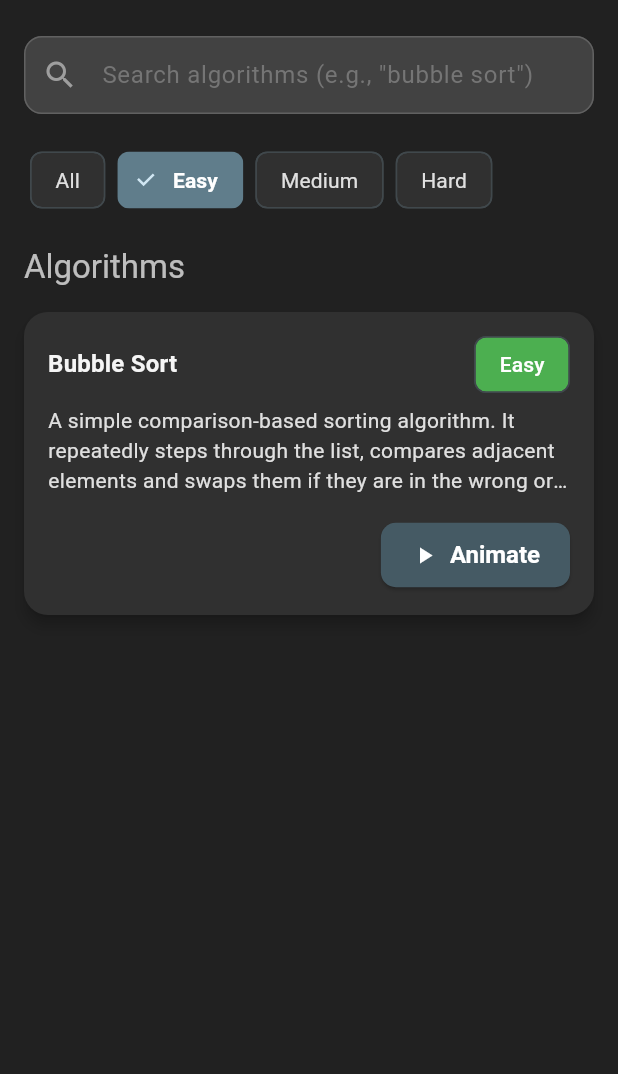
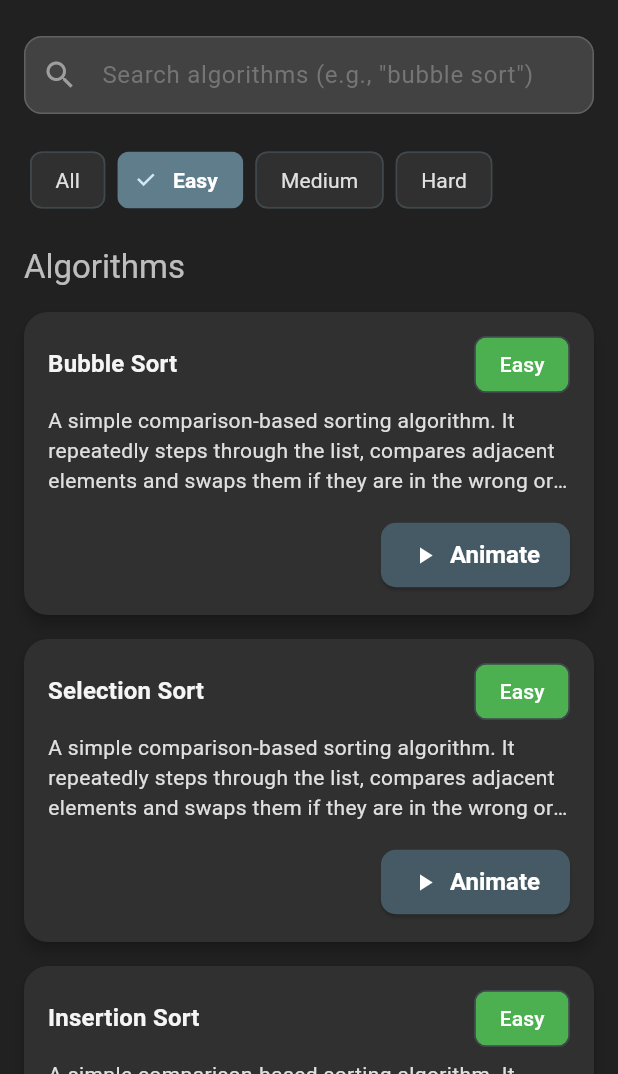
Before and after one commit to mohankumaronly/sorting-visualizer-application, a Flutter app: the screen it shows after launch, after a tap on "Easy", on a phone screen of 412 x 824 dp, the part 162-1236 px from its top. Run offline on Flutter 3.47's test engine with Material 3 defaults, Android fonts, the phone set to English and light mode, and no system bars.

Commit message:
sorting algorithms are added

```diff
--- a/lib/screens/home_screen.dart
+++ b/lib/screens/home_screen.dart
@@ -1,5 +1,15 @@
 import 'package:flutter/material.dart';
+import 'package:sample01/my-reference/Animation_visualizer/algorithms/Bitonic_sort_algorithm.dart';
+import 'package:sample01/my-reference/Animation_visualizer/algorithms/Quick_sort_algorithm.dart';
 import 'package:sample01/my-reference/Animation_visualizer/algorithms/bubble_sort_algorithm.dart';
+import 'package:sample01/my-reference/Animation_visualizer/algorithms/bucket_sort_algorithm.dart';
+import 'package:sample01/my-reference/Animation_visualizer/algorithms/counting_sort_algorithm.dart';
+import 'package:sample01/my-reference/Animation_visualizer/algorithms/heap_sort_algorithm.dart';
+import 'package:sample01/my-reference/Animation_visualizer/algorithms/insertion_sort_algorithm.dart';
+import 'package:sample01/my-reference/Animation_visualizer/algorithms/merge_sort_algorithm.dart';
+import 'package:sample01/my-reference/Animation_visualizer/algorithms/radix_sort_algorithm.dart';
+import 'package:sample01/my-reference/Animation_visualizer/algorithms/selection_sort_algorithm.dart';
+import 'package:sample01/my-reference/Animation_visualizer/algorithms/shell_sort_algorithm.dart';
 import 'package:sample01/screens/sorting/sorting_animation.dart';
 import 'package:sample01/widgets/algorithm_card.dart';
 import 'package:sample01/widgets/difficulty_tabs.dart';
@@ -29,26 +39,73 @@ class _HomeScreenState extends State<HomeScreen> {
       'difficulty': 'Easy',
       'algorithm': bubbleSort, // Reference to the actual algorithm function
     },
+     {
+      'name': 'Selection Sort',
+      'description': 'A simple comparison-based sorting algorithm. It repeatedly steps through the list, compares adjacent elements and swaps them if they are in the wrong order.',
+      'difficulty': 'Easy',
+      'algorithm': selectionSort, // Reference to the actual algorithm function
+    },
+    {
+      'name': 'Insertion Sort',
+      'description': 'A simple comparison-based sorting algorithm. It repeatedly steps through the list, compares adjacent elements and swaps them if they are in the wrong order.',
+      'difficulty': 'Easy',
+      'algorithm': insertionSort, // Reference to the actual algorithm function
+    },
     {
       'name': 'Quick Sort',
       'description': 'An efficient, in-place sorting algorithm. Developed by Tony Hoare.',
       'difficulty': 'Medium',
-      'algorithm': null, // Placeholder for unimplemented algorithms
-      'isComingSoon': true,
+      'algorithm': quickSort, // Placeholder for unimplemented algorithms
+      // 'isComingSoon': true,
     },
     {
       'name': 'Merge Sort',
       'description': 'A divide and conquer algorithm. It divides input array into two halves, calls itself for the two halves, and then merges the two sorted halves.',
       'difficulty': 'Medium',
-      'algorithm': null,
-      'isComingSoon': true,
+      'algorithm': mergeSort,
+      // 'isComingSoon': true,
+    },
+     {
+      'name': 'Shell Sort',
+      'description': 'A divide and conquer algorithm. It divides input array into two halves, calls itself for the two halves, and then merges the two sorted halves.',
+      'difficulty': 'Medium',
+      'algorithm': shellSort,
+      // 'isComingSoon': true,
     },
     {
       'name': 'Heap Sort',
       'description': 'A comparison-based sorting technique based on binary heap data structure.',
       'difficulty': 'Hard',
-      'algorithm': null,
-      'isComingSoon': true,
+      'algorithm': heapSort,
+      // 'isComingSoon': true,
+    },
+    {
+      'name': 'Counting Sort',
+      'description': 'A comparison-based sorting technique based on binary heap data structure.',
+      'difficulty': 'Hard',
+      'algorithm': countingSort,
+      // 'isComingSoon': true,
+    },
+    {
+      'name': 'Radix Sort',
+      'description': 'A comparison-based sorting technique based on binary heap data structure.',
+      'difficulty': 'Hard',
+      'algorithm': radixSort,
+      // 'isComingSoon': true,
+    },
+    {
+      'name': 'Bucket Sort',
+      'description': 'A comparison-based sorting technique based on binary heap data structure.',
+      'difficulty': 'Hard',
+      'algorithm': bucketSort,
+      // 'isComingSoon': true,
+    },
+    {
+      'name': 'Bitonic Sort',
+      'description': 'A comparison-based sorting technique based on binary heap data structure.',
+      'difficulty': 'Hard',
+      'algorithm': bitonicSort,
+      // 'isComingSoon': true,
     },
     // Add other algorithm entries here
   ];
```
